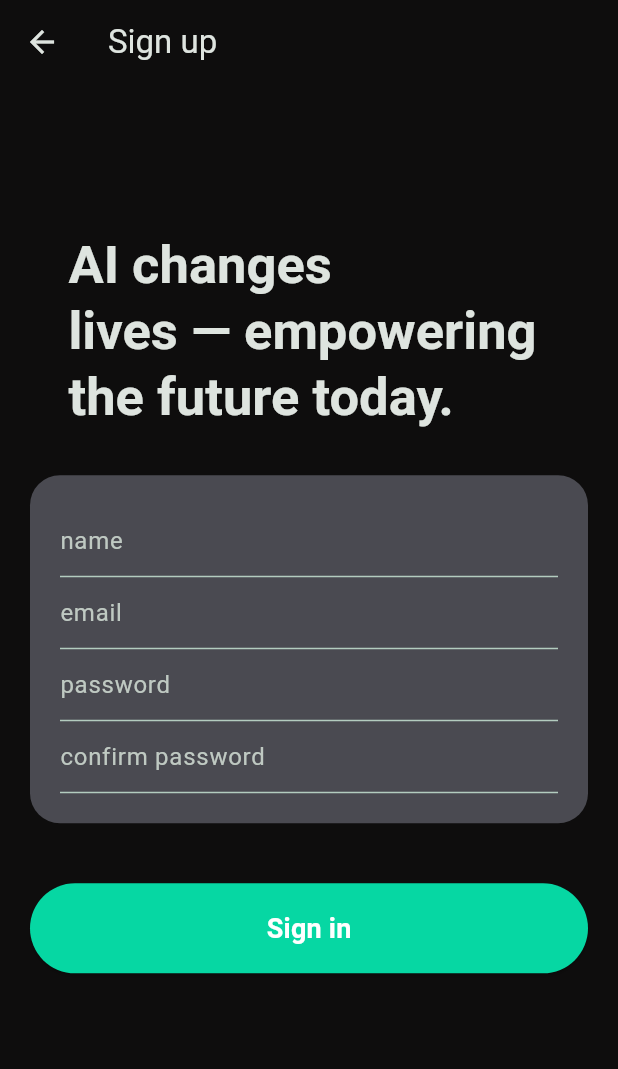
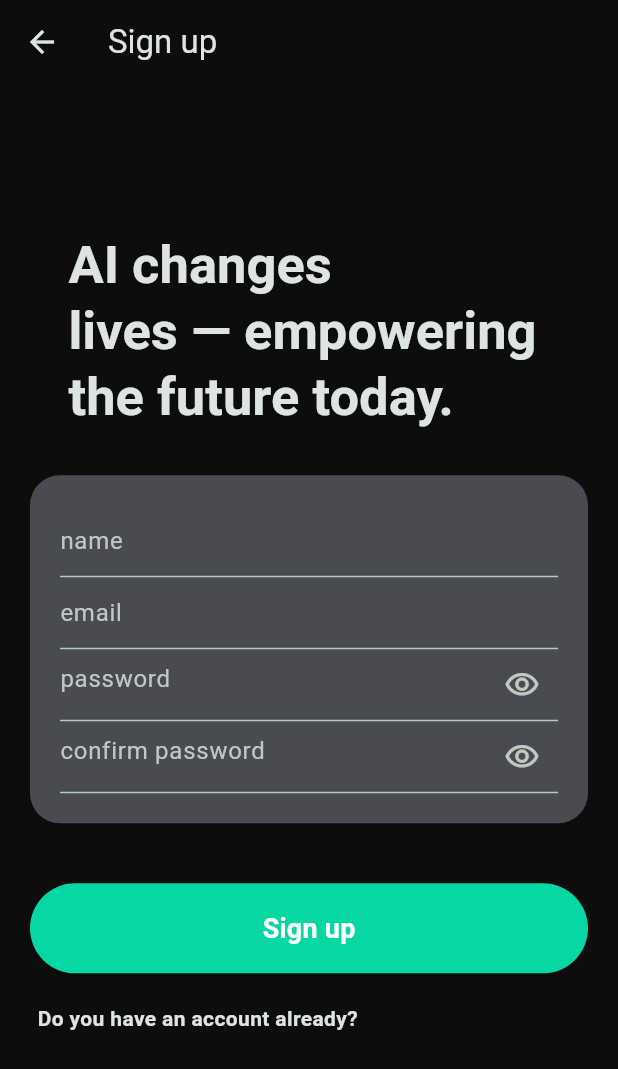
Before and after one commit to rostikKalabishka/ai_chat, a Flutter app: the SignUpScreen screen opened by its route, on a phone screen of 412 x 824 dp. Shown: the top 1069 px of the screen. Run offline on Flutter 3.47's test engine with Material 3 defaults, Android fonts, the phone set to English and light mode, and no system bars; our stand-ins replace animated_text_kit, auto_route, bloc, cloud_firestore, equatable, firebase_auth and 7 more; accounts and stored records are empty; network calls fail.

Commit message:
integrate auth

```diff
--- a/lib/core/ui/widgets/custom_text_filed.dart
+++ b/lib/core/ui/widgets/custom_text_filed.dart
@@ -7,11 +7,15 @@ class CustomTextField extends StatelessWidget {
     this.onChanged,
     this.obscureText,
     required this.hintText,
+    this.suffixIcon,
+    this.keyboardType,
   });
   final TextEditingController controller;
   final Function(String)? onChanged;
   final String hintText;
   final bool? obscureText;
+  final IconButton? suffixIcon;
+  final TextInputType? keyboardType;
 
   @override
   Widget build(BuildContext context) {
@@ -20,7 +24,9 @@ class CustomTextField extends StatelessWidget {
       obscureText: obscureText ?? false,
       controller: controller,
       onChanged: onChanged,
+      keyboardType: keyboardType,
       decoration: InputDecoration(
+        suffixIcon: suffixIcon,
         hintText: hintText,
         focusedBorder: UnderlineInputBorder(
             borderSide: BorderSide(color: theme.colorScheme.secondary)),
--- a/lib/main.dart
+++ b/lib/main.dart
@@ -2,9 +2,6 @@ import 'package:ai_chat/blocs/uthentication_bloc/authentication_bloc.dart';
 import 'package:ai_chat/configs/firebase_options.dart';
 import 'package:ai_chat/core/di/app_initializer.dart';
 import 'package:ai_chat/core/di/di.dart';
-import 'package:ai_chat/screens/auth/sign_in/view/sign_in_screen.dart';
-import 'package:ai_chat/screens/auth/sign_up/view/sign_up.dart';
-import 'package:ai_chat/screens/chat/view/chat_screen.dart';
 
 import 'package:firebase_core/firebase_core.dart';
 import 'package:flutter/material.dart';
--- a/lib/screens/auth/sign_up/view/sign_up.dart
+++ b/lib/screens/auth/sign_up/view/sign_up.dart
@@ -1,3 +1,4 @@
+import 'package:ai_chat/core/routes/router.dart';
 import 'package:ai_chat/screens/auth/sign_up/bloc/sign_up_bloc.dart';
 import 'package:auto_route/auto_route.dart';
 import 'package:flutter/material.dart';
@@ -18,6 +19,9 @@ class _SignUpScreenState extends State<SignUpScreen> {
   late TextEditingController _passwordController;
   late TextEditingController _nameController;
   late TextEditingController _confirmPasswordController;
+
+  bool obscurePassword = true;
+  bool obscureConfirmPassword = true;
   @override
   void initState() {
     _emailController = TextEditingController();
@@ -40,6 +44,14 @@ class _SignUpScreenState extends State<SignUpScreen> {
   @override
   Widget build(BuildContext context) {
     final theme = Theme.of(context);
+    return BlocConsumer<SignUpBloc, SignUpState>(
+      listener: (context, state) {
+        if (state is SignUpSuccessState) {
+          AutoRouter.of(context)
+              .pushAndPopUntil(const LoaderRoute(), predicate: (_) => false);
+        }
+      },
+      builder: (context, state) {
         return BlocBuilder<SignUpBloc, SignUpState>(
           builder: (context, state) {
             return GestureDetector(
@@ -51,6 +63,9 @@ class _SignUpScreenState extends State<SignUpScreen> {
                 ),
                 body: SingleChildScrollView(
                   child: Column(
+                      crossAxisAlignment: CrossAxisAlignment.start,
+                      children: [
+                        Column(
                           crossAxisAlignment: CrossAxisAlignment.center,
                           children: [
                             SizedBox(
@@ -58,8 +73,8 @@ class _SignUpScreenState extends State<SignUpScreen> {
                             ),
                             Text(
                               'AI changes \nlives — empowering \nthe future today.',
-                    style:
-                        theme.textTheme.headlineLarge?.copyWith(fontSize: 35),
+                              style: theme.textTheme.headlineLarge
+                                  ?.copyWith(fontSize: 35),
                             ),
                             const SizedBox(
                               height: 10,
@@ -70,20 +85,39 @@ class _SignUpScreenState extends State<SignUpScreen> {
                                   CustomTextField(
                                       controller: _nameController,
                                       hintText: 'name',
-                        ),
+                                      keyboardType: TextInputType.name),
                                   CustomTextField(
                                       controller: _emailController,
                                       hintText: 'email',
-                        ),
+                                      keyboardType: TextInputType.emailAddress),
                                   CustomTextField(
                                     hintText: 'password',
                                     controller: _passwordController,
-                          obscureText: true,
+                                    obscureText: obscurePassword,
+                                    suffixIcon: IconButton(
+                                      icon: Icon(obscurePassword
+                                          ? Icons.visibility_outlined
+                                          : Icons.visibility_off_outlined),
+                                      onPressed: () {
+                                        setState(() {});
+                                        obscurePassword = !obscurePassword;
+                                      },
+                                    ),
                                   ),
                                   CustomTextField(
                                     hintText: 'confirm password',
                                     controller: _confirmPasswordController,
-                          obscureText: true,
+                                    obscureText: obscureConfirmPassword,
+                                    suffixIcon: IconButton(
+                                      icon: Icon(obscureConfirmPassword
+                                          ? Icons.visibility_outlined
+                                          : Icons.visibility_off_outlined),
+                                      onPressed: () {
+                                        setState(() {});
+                                        obscureConfirmPassword =
+                                            !obscureConfirmPassword;
+                                      },
+                                    ),
                                   )
                                 ],
                               ),
@@ -103,17 +137,34 @@ class _SignUpScreenState extends State<SignUpScreen> {
                                 }
                               },
                               child: Text(
-                      'Sign in',
-                      style:
-                          theme.textTheme.titleMedium?.copyWith(fontSize: 18),
+                                'Sign up',
+                                style: theme.textTheme.titleMedium
+                                    ?.copyWith(fontSize: 18),
                               ),
                             )
                           ],
                         ),
+                        Padding(
+                          padding: const EdgeInsets.symmetric(horizontal: 25),
+                          child: GestureDetector(
+                            onTap: () {
+                              AutoRouter.of(context).pushAndPopUntil(
+                                  const SignInRoute(),
+                                  predicate: (route) => false);
+                            },
+                            child: const Text(
+                              'Do you have an account already?',
+                              style: TextStyle(fontWeight: FontWeight.bold),
+                            ),
+                          ),
+                        ),
+                      ]),
                 ),
               ),
             );
           },
         );
+      },
+    );
   }
 }
--- a/pubspec.yaml
+++ b/pubspec.yaml
@@ -40,7 +40,7 @@ dependencies:
   bloc: ^8.1.4
   flutter_bloc: ^8.1.6
   speech_to_text: ^7.0.0
-
+  firebase_core: ^3.5.0
   equatable: ^2.0.5
   json_annotation: ^4.8.1
   auto_route: ^7.8.4
```
Also changed, not shown: lib/screens/auth/sign_in/view/sign_in_screen.dart (+37 -6 lines), lib/screens/auth/sign_up/bloc/sign_up_bloc.dart (+6 -2 lines), pubspec.lock, 1 other file. Lines whose indentation alone changed are shown as unchanged.
